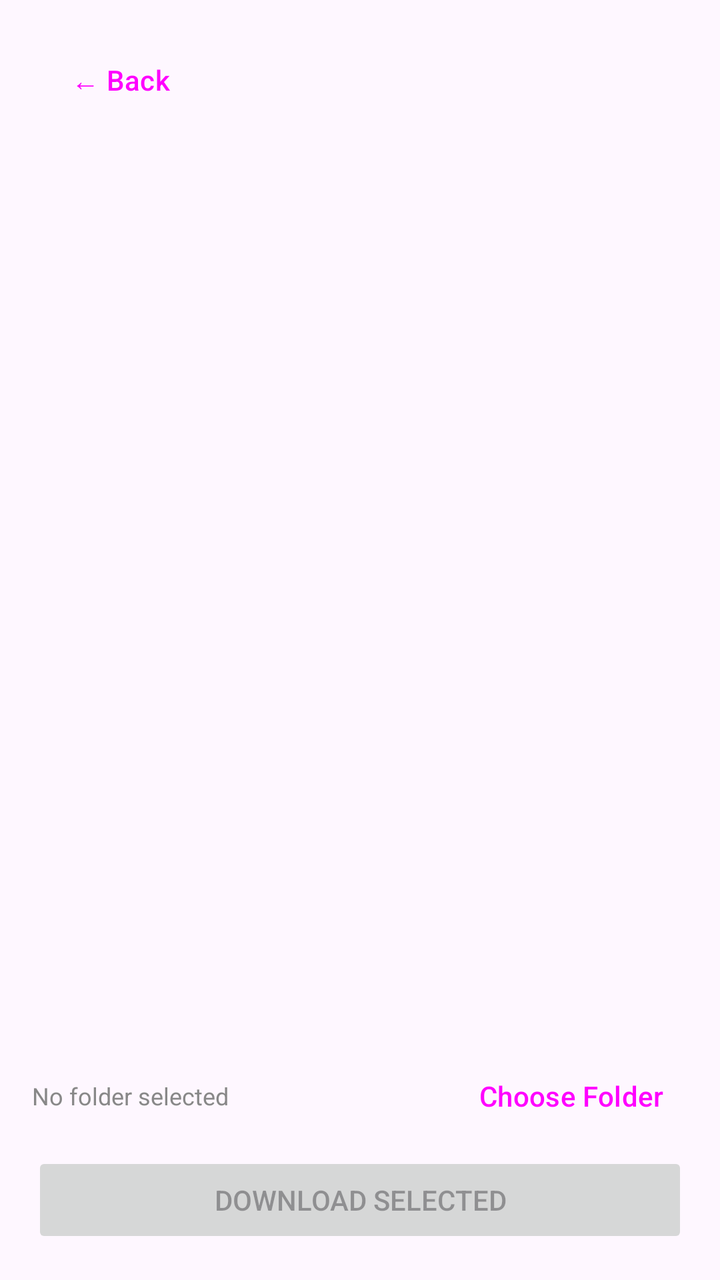
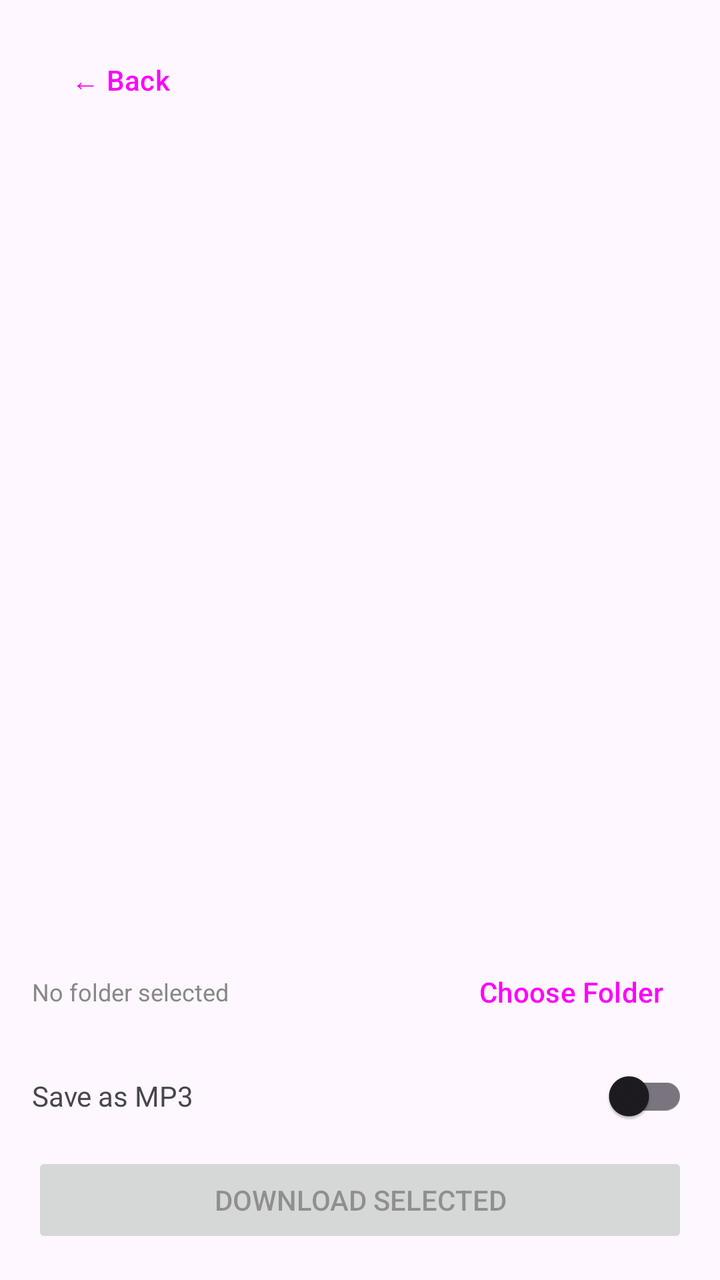

Screens rendered from an Android XML layout before and after an edit, with the pre-edit source and the edit as a unified diff.
<!-- AndroidManifest.xml: application theme Theme.YotoGoGo -->
<!-- res/layout/activity_card.xml -->
<?xml version="1.0" encoding="utf-8"?>
<LinearLayout xmlns:android="http://schemas.android.com/apk/res/android"
    android:layout_width="match_parent"
    android:layout_height="match_parent"
    android:orientation="vertical"
    android:padding="16dp">

    <LinearLayout
        android:layout_width="match_parent"
        android:layout_height="wrap_content"
        android:orientation="horizontal"
        android:gravity="center_vertical"
        android:layout_marginBottom="8dp">

        <Button
            android:id="@+id/btnBack"
            android:layout_width="wrap_content"
            android:layout_height="wrap_content"
            android:text="← Back"
            style="@style/Widget.Material3.Button.TextButton"
            android:layout_marginEnd="4dp" />

        <TextView
            android:id="@+id/tvCardTitle"
            android:layout_width="0dp"
            android:layout_height="wrap_content"
            android:layout_weight="1"
            android:textSize="18sp"
            android:textStyle="bold"
            android:maxLines="2" />
    </LinearLayout>

    <LinearLayout
        android:layout_width="match_parent"
        android:layout_height="wrap_content"
        android:orientation="horizontal"
        android:gravity="center_vertical"
        android:layout_marginBottom="4dp">

        <TextView
            android:id="@+id/tvStatus"
            android:layout_width="0dp"
            android:layout_height="wrap_content"
            android:layout_weight="1"
            android:textSize="14sp"
            android:textIsSelectable="true" />

        <ProgressBar
            android:id="@+id/progress"
            android:layout_width="wrap_content"
            android:layout_height="wrap_content"
            android:visibility="gone" />

        <CheckBox
            android:id="@+id/cbSelectAll"
            android:layout_width="wrap_content"
            android:layout_height="wrap_content"
            android:checked="true"
            android:visibility="gone" />

    </LinearLayout>

    <androidx.recyclerview.widget.RecyclerView
        android:id="@+id/rvTracks"
        android:layout_width="match_parent"
        android:layout_height="0dp"
        android:layout_weight="1"
        android:layout_marginBottom="8dp" />

    <LinearLayout
        android:layout_width="match_parent"
        android:layout_height="wrap_content"
        android:orientation="horizontal"
        android:gravity="center_vertical"
        android:layout_marginBottom="4dp">

        <TextView
            android:id="@+id/tvFolderPath"
            android:layout_width="0dp"
            android:layout_height="wrap_content"
            android:layout_weight="1"
            android:textSize="12sp"
            android:textColor="#888888"
            android:text="No folder selected"
            android:maxLines="2"
            android:ellipsize="start" />

        <Button
            android:id="@+id/btnChooseFolder"
            android:layout_width="wrap_content"
            android:layout_height="wrap_content"
            android:text="Choose Folder"
            style="@style/Widget.Material3.Button.TextButton" />
    </LinearLayout>

    <Button
        android:id="@+id/btnDownloadAll"
        android:layout_width="match_parent"
        android:layout_height="wrap_content"
        android:text="Download Selected"
        android:enabled="false" />

</LinearLayout>
<!-- resources referenced by this layout -->
<resources>
  <style name="Theme.YotoGoGo" parent="Theme.Material3.DayNight.NoActionBar" />
</resources>

<!-- the commit's change to res/layout/activity_card.xml (unified diff, before → after) -->
@@ -93,6 +93,27 @@
             style="@style/Widget.Material3.Button.TextButton" />
     </LinearLayout>
 
+    <LinearLayout
+        android:layout_width="match_parent"
+        android:layout_height="wrap_content"
+        android:orientation="horizontal"
+        android:gravity="center_vertical"
+        android:layout_marginBottom="4dp">
+
+        <TextView
+            android:layout_width="0dp"
+            android:layout_height="wrap_content"
+            android:layout_weight="1"
+            android:text="Save as MP3"
+            android:textSize="14sp" />
+
+        <com.google.android.material.switchmaterial.SwitchMaterial
+            android:id="@+id/switchMp3"
+            android:layout_width="wrap_content"
+            android:layout_height="wrap_content" />
+
+    </LinearLayout>
+
     <Button
         android:id="@+id/btnDownloadAll"
         android:layout_width="match_parent"
